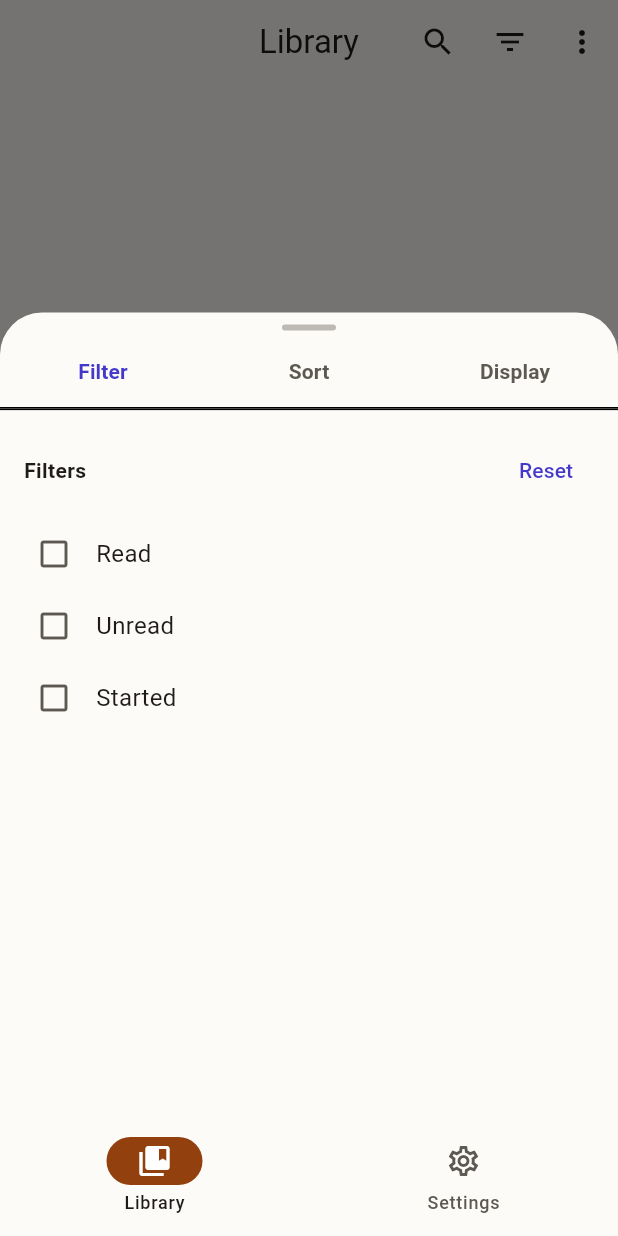
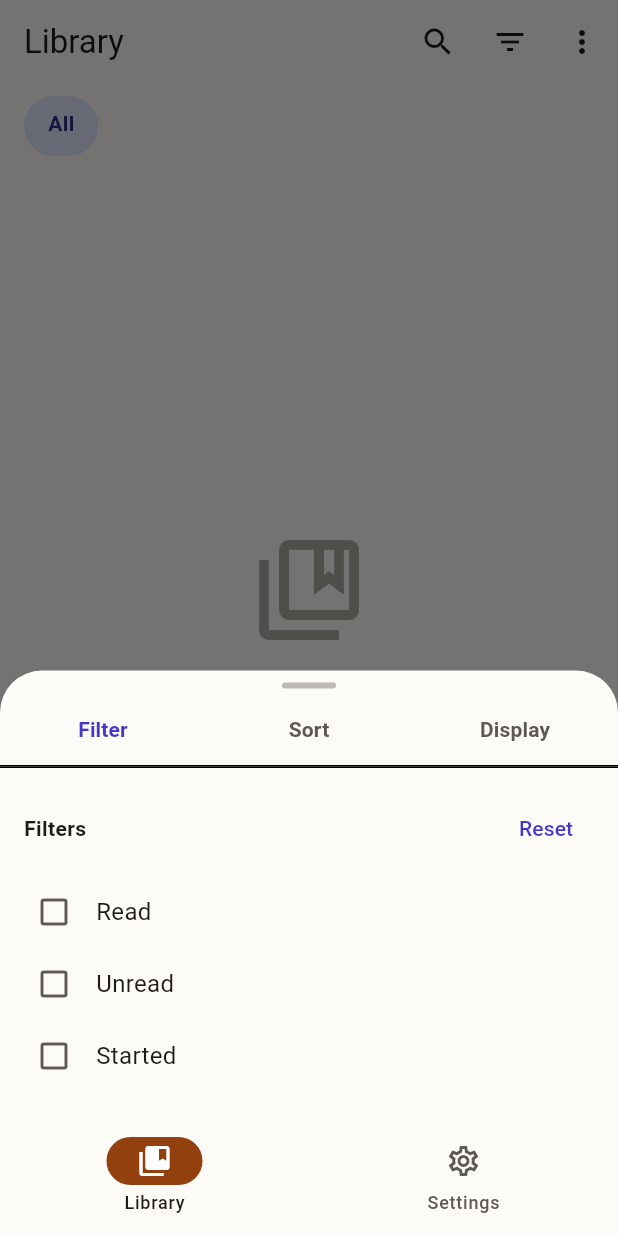
Before and after one commit to TheNirajMahale/Lorebound, a Flutter app: the screen it shows after launch, after a tap on the "filter list" icon, on a phone screen of 412 x 824 dp. Run offline on Flutter 3.47's test engine with Material 3 defaults, Android fonts, the phone set to English and light mode, and no system bars; drawn by our look-alikes of dynamic_color; our stand-ins replace battery_plus, drift, file_picker, flutter_riverpod, go_router; missing offline and left inert: epubx, sqlite3; accounts and stored records are empty; generated files the repository leaves out were written again.

Commit message:
feat(library): implement custom categories and expressive chips

```diff
--- /dev/null
+++ b/lib/core/widgets/expressive_chip.dart
@@ -0,0 +1,58 @@
+import 'package:flutter/material.dart';
+import '../../../../core/theme/app_spacing.dart';
+
+class ExpressiveChip extends StatelessWidget {
+  final String label;
+  final bool isSelected;
+  final VoidCallback onTap;
+  final String? fontFamily;
+
+  const ExpressiveChip({
+    super.key,
+    required this.label,
+    required this.isSelected,
+    required this.onTap,
+    this.fontFamily,
+  });
+
+  @override
+  Widget build(BuildContext context) {
+    final colorScheme = Theme.of(context).colorScheme;
+
+    // "Material Expressive": rounded when selected, square when unselected
+    final borderRadius = isSelected
+        ? BorderRadius.circular(100.0) // Full pill shape
+        : BorderRadius.circular(AppSpacing.radiusSm); // Sharper rounded corners
+
+    return AnimatedContainer(
+      duration: const Duration(milliseconds: 500),
+      margin: const EdgeInsets.only(right: AppSpacing.sm),
+      child: Material(
+        color: isSelected
+            ? colorScheme.primaryContainer
+            : colorScheme.surfaceContainerHighest,
+        borderRadius: borderRadius,
+        clipBehavior: Clip.antiAlias,
+        child: InkWell(
+          onTap: onTap,
+          child: Padding(
+            padding: const EdgeInsets.symmetric(
+              horizontal: 16.0,
+              vertical: 8.0,
+            ),
+            child: Text(
+              label,
+              style: TextStyle(
+                fontFamily: fontFamily,
+                color: isSelected
+                    ? colorScheme.onPrimaryContainer
+                    : colorScheme.onSurfaceVariant,
+                fontWeight: isSelected ? FontWeight.bold : FontWeight.normal,
+              ),
+            ),
+          ),
+        ),
+      ),
+    );
+  }
+}
--- /dev/null
+++ b/lib/features/library/presentation/providers/library_categories_provider.dart
@@ -0,0 +1,43 @@
+import 'package:flutter_riverpod/flutter_riverpod.dart';
+import '../../data/repositories/local_book_repository.dart';
+import '../../data/local/app_database.dart';
+import 'package:drift/drift.dart' as drift;
+
+final categoriesProvider = StreamProvider<List<CategoryEntity>>((ref) {
+  final repo = ref.watch(localBookRepositoryProvider);
+  return repo.watchAllCategories();
+});
+
+final bookCategoriesProvider = StreamProvider<List<BookCategoryEntity>>((ref) {
+  final repo = ref.watch(localBookRepositoryProvider);
+  return repo.watchAllBookCategories();
+});
+
+class CategoryManagementController extends Notifier<void> {
+  @override
+  void build() {}
+
+  Future<void> createCategory(String name) async {
+    final repo = ref.read(localBookRepositoryProvider);
+    await repo.insertCategory(CategoriesCompanion.insert(name: name));
+  }
+
+  Future<void> deleteCategory(int id) async {
+    final repo = ref.read(localBookRepositoryProvider);
+    await repo.deleteCategory(id);
+  }
+
+  Future<void> renameCategory(int id, String newName) async {
+    final repo = ref.read(localBookRepositoryProvider);
+    await repo.renameCategory(id, newName);
+  }
+
+  Future<void> assignBooksToCategory(List<int> bookIds, int categoryId, bool assign) async {
+    final repo = ref.read(localBookRepositoryProvider);
+    await repo.setBooksCategory(bookIds, categoryId, assign);
+  }
+}
+
+final categoryManagementProvider = NotifierProvider<CategoryManagementController, void>(() {
+  return CategoryManagementController();
+});
--- a/lib/features/library/presentation/providers/library_preferences_provider.dart
+++ b/lib/features/library/presentation/providers/library_preferences_provider.dart
@@ -1,6 +1,7 @@
 import 'package:flutter_riverpod/flutter_riverpod.dart';
 import '../../domain/models/book.dart';
 import 'library_controller.dart';
+import 'library_categories_provider.dart';
 
 enum SortType { title, lastRead, dateAdded }
 enum FilterState { include, exclude, unselected }
@@ -15,6 +16,7 @@ class LibraryPreferences {
   final FilterState startedFilter;
   final DisplayMode displayMode;
   final int itemsPerRow;
+  final int? selectedCategoryId; // null means 'All'
 
   const LibraryPreferences({
     this.searchQuery = '',
@@ -25,6 +27,7 @@ class LibraryPreferences {
     this.startedFilter = FilterState.unselected,
     this.displayMode = DisplayMode.comfortableGrid,
     this.itemsPerRow = 2,
+    this.selectedCategoryId,
   });
 
   LibraryPreferences copyWith({
@@ -36,6 +39,7 @@ class LibraryPreferences {
     FilterState? startedFilter,
     DisplayMode? displayMode,
     int? itemsPerRow,
+    int? Function()? selectedCategoryId,
   }) {
     return LibraryPreferences(
       searchQuery: searchQuery ?? this.searchQuery,
@@ -46,6 +50,7 @@ class LibraryPreferences {
       startedFilter: startedFilter ?? this.startedFilter,
       displayMode: displayMode ?? this.displayMode,
       itemsPerRow: itemsPerRow ?? this.itemsPerRow,
+      selectedCategoryId: selectedCategoryId != null ? selectedCategoryId() : this.selectedCategoryId,
     );
   }
 }
@@ -86,6 +91,10 @@ class LibraryPreferencesNotifier extends Notifier<LibraryPreferences> {
     state = state.copyWith(itemsPerRow: items);
   }
 
+  void updateSelectedCategoryId(int? categoryId) {
+    state = state.copyWith(selectedCategoryId: () => categoryId);
+  }
+
   void clearFilters() {
     state = state.copyWith(
       readFilter: FilterState.unselected,
@@ -102,9 +111,18 @@ final libraryPreferencesProvider = NotifierProvider<LibraryPreferencesNotifier,
 final filteredLibraryProvider = Provider<AsyncValue<List<Book>>>((ref) {
   final booksState = ref.watch(libraryControllerProvider);
   final prefs = ref.watch(libraryPreferencesProvider);
+  final bookCategoriesState = ref.watch(bookCategoriesProvider);
 
   return booksState.whenData((books) {
+    final bookCategories = bookCategoriesState.value ?? [];
+
     var filtered = books.where((book) {
+      // 0. Category Filter
+      if (prefs.selectedCategoryId != null) {
+        final isInCat = bookCategories.any((bc) => bc.bookId == book.id && bc.categoryId == prefs.selectedCategoryId);
+        if (!isInCat) return false;
+      }
+
       // 1. Search Query
       if (prefs.searchQuery.isNotEmpty) {
         final query = prefs.searchQuery.toLowerCase();
--- a/lib/features/library/presentation/screens/library_screen.dart
+++ b/lib/features/library/presentation/screens/library_screen.dart
@@ -4,7 +4,12 @@ import 'package:go_router/go_router.dart';
 import '../providers/library_controller.dart';
 import '../widgets/library_filter_sheet.dart';
 import '../widgets/book_card.dart';
+import '../widgets/book_list_tile.dart';
+import '../widgets/category_management_dialog.dart';
+import '../widgets/assign_category_sheet.dart';
+import '../../../../core/widgets/expressive_chip.dart';
 import '../providers/library_preferences_provider.dart';
+import '../providers/library_categories_provider.dart';
 import '../../data/services/epub_import_service.dart';
 import '../../../../core/theme/app_spacing.dart';
 
@@ -73,11 +78,41 @@ class _LibraryScreenState extends ConsumerState<LibraryScreen> {
           if (books.isEmpty) {
             return _buildEmptyState(context, colorScheme);
           }
+          final prefs = ref.watch(libraryPreferencesProvider);
+
+          if (prefs.displayMode == DisplayMode.list) {
+            return ListView.builder(
+              padding: const EdgeInsets.all(AppSpacing.md),
+              itemCount: books.length,
+              itemBuilder: (context, index) {
+                final book = books[index];
+                return BookListTile(
+                  book: book,
+                  isSelected: _selectedBookIds.contains(book.id),
+                  isSelectionMode: _isSelectionMode,
+                  onTap: () {
+                    if (_isSelectionMode) {
+                      _toggleSelection(book.id);
+                    } else {
+                      context.push('/library/book/${book.id}');
+                    }
+                  },
+                  onLongPress: () {
+                    _toggleSelection(book.id);
+                  },
+                );
+              },
+            );
+          }
+
+          final crossAxisCount = prefs.displayMode == DisplayMode.compactGrid ? 3 : 2;
+          final childAspectRatio = prefs.displayMode == DisplayMode.compactGrid ? 0.65 : 0.70;
+
           return GridView.builder(
             padding: const EdgeInsets.all(AppSpacing.md),
-            gridDelegate: const SliverGridDelegateWithFixedCrossAxisCount(
-              crossAxisCount: 3,
-              childAspectRatio: 0.65,
+            gridDelegate: SliverGridDelegateWithFixedCrossAxisCount(
+              crossAxisCount: crossAxisCount,
+              childAspectRatio: childAspectRatio,
               crossAxisSpacing: AppSpacing.md,
               mainAxisSpacing: AppSpacing.md,
             ),
@@ -182,6 +217,40 @@ class _LibraryScreenState extends ConsumerState<LibraryScreen> {
 
     return AppBar(
       title: const Text('Library'),
+      centerTitle: false,
+      bottom: PreferredSize(
+        preferredSize: const Size.fromHeight(56.0),
+        child: SizedBox(
+          height: 56.0,
+          child: Consumer(
+            builder: (context, ref, child) {
+              final prefs = ref.watch(libraryPreferencesProvider);
+              final categoriesState = ref.watch(categoriesProvider);
+
+              return ListView(
+                scrollDirection: Axis.horizontal,
+                padding: const EdgeInsets.symmetric(horizontal: AppSpacing.md, vertical: 8.0),
+                children: [
+                  ExpressiveChip(
+                    label: 'All',
+                    isSelected: prefs.selectedCategoryId == null,
+                    onTap: () => ref.read(libraryPreferencesProvider.notifier).updateSelectedCategoryId(null),
+                  ),
+                  ...categoriesState.when(
+                    data: (categories) => categories.map((cat) => ExpressiveChip(
+                      label: cat.name,
+                      isSelected: prefs.selectedCategoryId == cat.id,
+                      onTap: () => ref.read(libraryPreferencesProvider.notifier).updateSelectedCategoryId(cat.id),
+                    )).toList(),
+                    loading: () => const [Padding(padding: EdgeInsets.all(8.0), child: SizedBox(width: 16, height: 16, child: CircularProgressIndicator(strokeWidth: 2)))],
+                    error: (_, __) => const [],
+                  ),
+                ],
+              );
+            },
+          ),
+        ),
+      ),
       actions: [
         IconButton(
           icon: const Icon(Icons.search),
@@ -203,9 +272,22 @@ class _LibraryScreenState extends ConsumerState<LibraryScreen> {
             );
           },
         ),
-        IconButton(
+        PopupMenuButton<String>(
           icon: const Icon(Icons.more_vert),
-          onPressed: () {},
+          onSelected: (value) {
+            if (value == 'new_category') {
+              showDialog(
+                context: context,
+                builder: (context) => const CategoryManagementDialog(),
+              );
+            }
+          },
+          itemBuilder: (context) => [
+            const PopupMenuItem(
+              value: 'new_category',
+              child: Text('New Category'),
+            ),
+          ],
         ),
       ],
     );
@@ -241,7 +323,13 @@ class _LibraryScreenState extends ConsumerState<LibraryScreen> {
           IconButton(
             icon: const Icon(Icons.category_outlined),
             tooltip: 'Change category',
-            onPressed: () {},
+            onPressed: () {
+              showModalBottomSheet(
+                context: context,
+                backgroundColor: Colors.transparent,
+                builder: (context) => AssignCategorySheet(selectedBookIds: _selectedBookIds.toList()),
+              ).then((_) => _clearSelection());
+            },
           ),
           IconButton(
             icon: const Icon(Icons.visibility_outlined),
--- a/lib/features/library/presentation/widgets/library_filter_sheet.dart
+++ b/lib/features/library/presentation/widgets/library_filter_sheet.dart
@@ -35,11 +35,10 @@ class _LibraryFilterSheetState extends ConsumerState<LibraryFilterSheet> with Si
       borderRadius: const BorderRadius.vertical(
         top: Radius.circular(AppSpacing.radiusXl),
       ),
-      child: SizedBox(
-        height: MediaQuery.of(context).size.height * 0.65,
       child: SafeArea(
         top: false,
         child: Column(
+          mainAxisSize: MainAxisSize.min,
           children: [
             // Drag Handle
             Center(
@@ -66,18 +65,22 @@ class _LibraryFilterSheetState extends ConsumerState<LibraryFilterSheet> with Si
               ],
             ),
             const Divider(height: 1),
-              Expanded(
-                child: TabBarView(
-                  controller: _tabController,
-                  children: [
-                    _buildFilterTab(context, colorScheme),
-                    _buildSortTab(context, colorScheme),
-                    _buildDisplayTab(context, colorScheme),
-                  ],
-                ),
+            AnimatedBuilder(
+              animation: _tabController,
+              builder: (context, _) {
+                switch (_tabController.index) {
+                  case 0:
+                    return _buildFilterTab(context, colorScheme);
+                  case 1:
+                    return _buildSortTab(context, colorScheme);
+                  case 2:
+                    return _buildDisplayTab(context, colorScheme);
+                  default:
+                    return const SizedBox.shrink();
+                }
+              },
             ),
           ],
-          ),
         ),
       ),
     );
@@ -88,6 +91,7 @@ class _LibraryFilterSheetState extends ConsumerState<LibraryFilterSheet> with Si
     final notifier = ref.read(libraryPreferencesProvider.notifier);
 
     return ListView(
+      shrinkWrap: true,
       padding: const EdgeInsets.all(AppSpacing.md),
       children: [
         Row(
@@ -155,6 +159,7 @@ class _LibraryFilterSheetState extends ConsumerState<LibraryFilterSheet> with Si
     final notifier = ref.read(libraryPreferencesProvider.notifier);
 
     return ListView(
+      shrinkWrap: true,
       padding: const EdgeInsets.all(AppSpacing.md),
       children: [
         Row(
@@ -194,18 +199,38 @@ class _LibraryFilterSheetState extends ConsumerState<LibraryFilterSheet> with Si
   }
 
   Widget _buildDisplayTab(BuildContext context, ColorScheme colorScheme) {
-    // Stub for Display modes for now as we'd need to adapt the GridView in LibraryScreen
+    final prefs = ref.watch(libraryPreferencesProvider);
+    final notifier = ref.read(libraryPreferencesProvider.notifier);
+
     return ListView(
+      shrinkWrap: true,
       padding: const EdgeInsets.all(AppSpacing.md),
       children: [
         Text('Display Mode', style: TextStyle(fontWeight: FontWeight.bold, color: colorScheme.onSurface)),
-        const SizedBox(height: AppSpacing.lg),
-        Center(
-          child: Text(
-            'Display mode options (Compact, Comfortable, List) will be available in a future update.',
-            textAlign: TextAlign.center,
-            style: TextStyle(color: colorScheme.onSurfaceVariant),
+        const SizedBox(height: AppSpacing.sm),
+        RadioListTile<DisplayMode>(
+          title: const Text('Comfortable Grid'),
+          subtitle: const Text('Larger covers, 2 per row'),
+          value: DisplayMode.comfortableGrid,
+          groupValue: prefs.displayMode,
+          onChanged: (val) => val != null ? notifier.updateDisplayMode(val) : null,
+          contentPadding: EdgeInsets.zero,
         ),
+        RadioListTile<DisplayMode>(
+          title: const Text('Compact Grid'),
+          subtitle: const Text('Smaller covers, 3 per row'),
+          value: DisplayMode.compactGrid,
+          groupValue: prefs.displayMode,
+          onChanged: (val) => val != null ? notifier.updateDisplayMode(val) : null,
+          contentPadding: EdgeInsets.zero,
+        ),
+        RadioListTile<DisplayMode>(
+          title: const Text('List'),
+          subtitle: const Text('Detailed view with reading progress'),
+          value: DisplayMode.list,
+          groupValue: prefs.displayMode,
+          onChanged: (val) => val != null ? notifier.updateDisplayMode(val) : null,
+          contentPadding: EdgeInsets.zero,
         ),
       ],
     );
```
Also changed, not shown: lib/features/library/data/repositories/local_book_repository.dart (+57 -0 lines), lib/features/library/presentation/screens/book_detail_screen.dart (+12 -1 lines), lib/features/library/presentation/widgets/assign_category_sheet.dart (added, +106 -0 lines), lib/features/library/presentation/widgets/book_list_tile.dart (added, +145 -0 lines), lib/features/library/presentation/widgets/category_management_dialog.dart (added, +55 -0 lines), lib/features/reader/presentation/widgets/reader_settings_sheet.dart (+22 -26 lines). Lines whose indentation alone changed are shown as unchanged.
